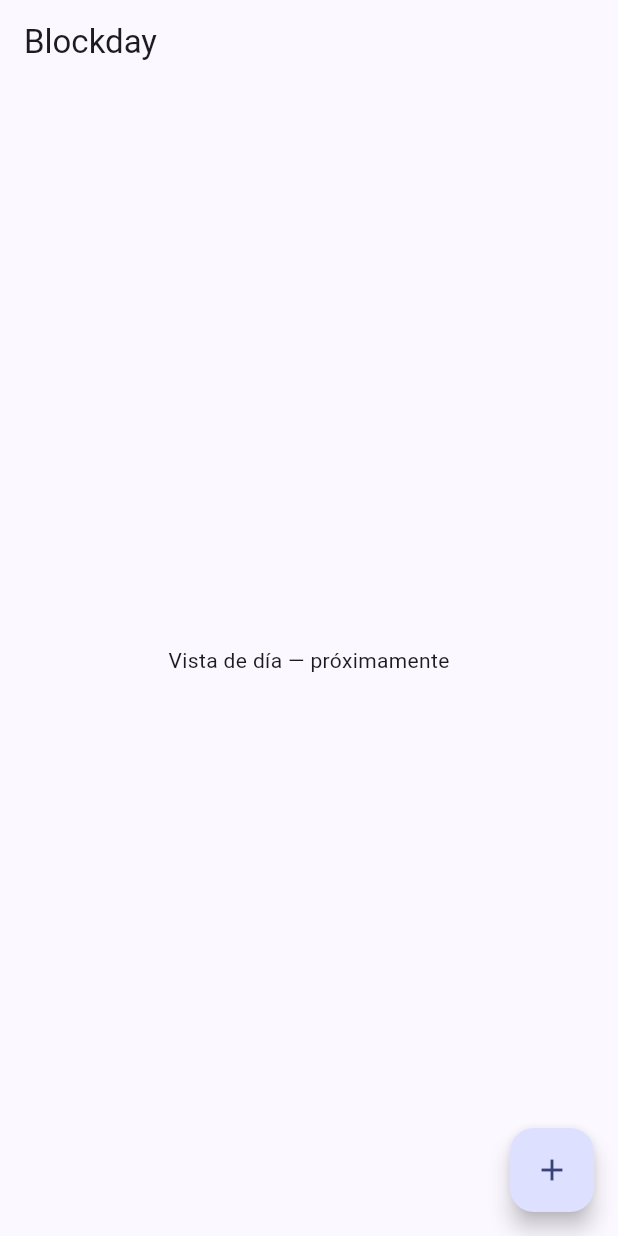
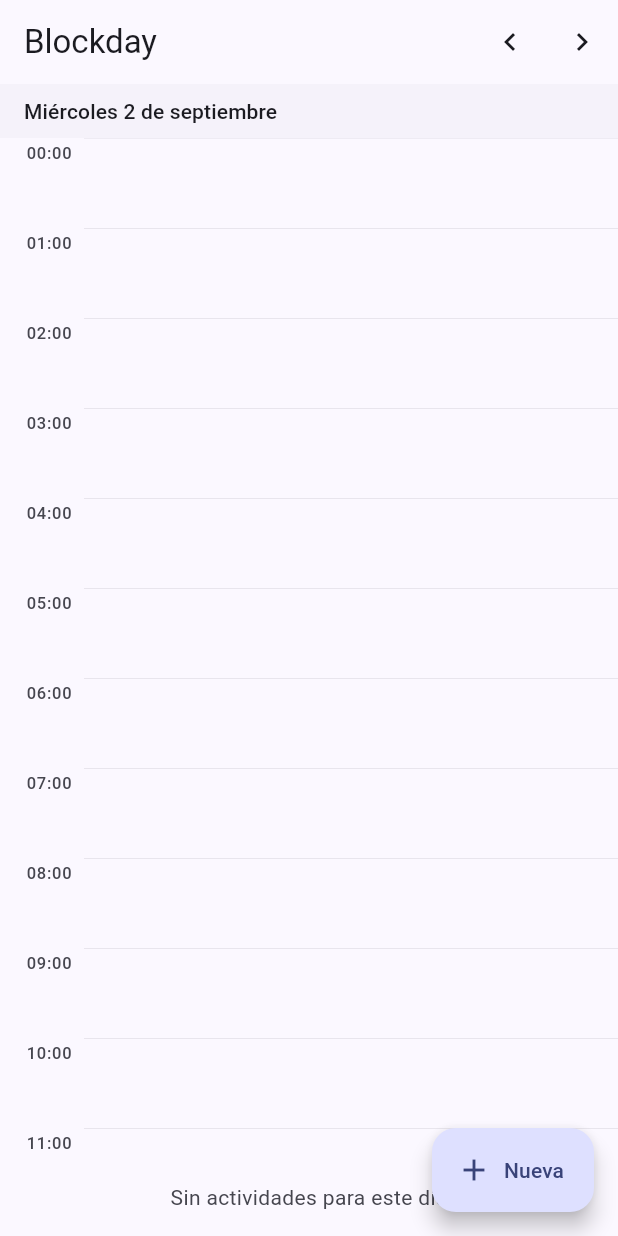
Before and after one commit to afperdomo2/blockday, a Flutter app: the screen it shows after launch, on a phone screen of 412 x 824 dp. Run offline on Flutter 3.47's test engine with Material 3 defaults, Android fonts, the phone set to English and light mode, and no system bars; our stand-ins replace drift, flutter_riverpod, go_router; accounts and stored records are empty; generated files the repository leaves out were written again.

Commit message:
feat: add day view with time-grid and calendar state

```diff
--- /dev/null
+++ b/lib/core/utils/date_format.dart
@@ -0,0 +1,16 @@
+import 'package:intl/intl.dart';
+
+String formatDayHeader(DateTime date) {
+  final fmt = DateFormat("EEEE d 'de' MMMM", 'es');
+  final text = fmt.format(date);
+  return text[0].toUpperCase() + text.substring(1);
+}
+
+String formatHourRange(DateTime start, DateTime end) {
+  final f = DateFormat('HH:mm', 'es');
+  return '${f.format(start)} – ${f.format(end)}';
+}
+
+String formatHour(DateTime date) {
+  return DateFormat('HH:mm', 'es').format(date);
+}
--- /dev/null
+++ b/lib/features/activities/providers/activities_stream_provider.dart
@@ -0,0 +1,50 @@
+import 'package:flutter_riverpod/flutter_riverpod.dart';
+
+import '../domain/activity.dart';
+import '../domain/occurrence.dart';
+import '../domain/recurrence_engine.dart';
+import 'activities_providers.dart';
+
+final activitiesStreamProvider = StreamProvider<List<Activity>>((ref) {
+  return ref.watch(activitiesRepositoryProvider).watchAll();
+});
+
+final dayOccurrencesProvider = Provider.family<List<Occurrence>, DateTime>((
+  ref,
+  date,
+) {
+  final asyncActivities = ref.watch(activitiesStreamProvider);
+  final activities = asyncActivities.asData?.value;
+  if (activities == null) return const [];
+  final normalized = DateTime(date.year, date.month, date.day);
+  return expandAll(activities, normalized, normalized);
+});
+
+final rangeOccurrencesProvider =
+    Provider.family<List<Occurrence>, ({DateTime start, DateTime end})>((
+      ref,
+      range,
+    ) {
+      final asyncActivities = ref.watch(activitiesStreamProvider);
+      final activities = asyncActivities.asData?.value;
+      if (activities == null) return const [];
+      return expandAll(activities, range.start, range.end);
+    });
+
+final weekOccurrencesProvider = Provider.family<List<Occurrence>, DateTime>((
+  ref,
+  date,
+) {
+  final normalized = DateTime(date.year, date.month, date.day);
+  final weekday = normalized.weekday;
+  final monday = DateTime(
+    normalized.year,
+    normalized.month,
+    normalized.day - (weekday - 1),
+  );
+  final sunday = DateTime(monday.year, monday.month, monday.day + 6);
+  final asyncActivities = ref.watch(activitiesStreamProvider);
+  final activities = asyncActivities.asData?.value;
+  if (activities == null) return const [];
+  return expandAll(activities, monday, sunday);
+});
--- a/lib/features/calendar/presentation/screens/calendar_screen.dart
+++ b/lib/features/calendar/presentation/screens/calendar_screen.dart
@@ -1,18 +1,123 @@
 import 'package:flutter/material.dart';
+import 'package:flutter_riverpod/flutter_riverpod.dart';
+import 'package:go_router/go_router.dart';
 
-class CalendarScreen extends StatelessWidget {
+import '../../../../core/utils/date_format.dart';
+import '../../../activities/providers/activities_stream_provider.dart';
+import '../../providers/calendar_state.dart';
+import '../widgets/time_grid.dart';
+
+class CalendarScreen extends ConsumerWidget {
   const CalendarScreen({super.key});
 
   @override
-  Widget build(BuildContext context) {
+  Widget build(BuildContext context, WidgetRef ref) {
+    final calendarState = ref.watch(calendarStateProvider);
+    final selectedDate = calendarState.selectedDate;
+    final occurrences = ref.watch(dayOccurrencesProvider(selectedDate));
+    final activitiesAsync = ref.watch(activitiesStreamProvider);
+    final isToday = _isSameDay(selectedDate, DateTime.now());
+
     return Scaffold(
-      appBar: AppBar(title: const Text('Blockday')),
-      body: const Center(child: Text('Vista de día — próximamente')),
-      floatingActionButton: FloatingActionButton(
-        onPressed: () {},
-        tooltip: 'Nueva actividad',
-        child: const Icon(Icons.add),
+      appBar: AppBar(
+        title: const Text('Blockday'),
+        centerTitle: false,
+        actions: [
+          if (!isToday)
+            TextButton(
+              onPressed: () => ref.read(calendarStateProvider.notifier).today(),
+              child: const Text('Hoy'),
+            ),
+          IconButton(
+            icon: const Icon(Icons.chevron_left),
+            tooltip: 'Día anterior',
+            onPressed: () =>
+                ref.read(calendarStateProvider.notifier).previousDay(),
+          ),
+          IconButton(
+            icon: const Icon(Icons.chevron_right),
+            tooltip: 'Día siguiente',
+            onPressed: () => ref.read(calendarStateProvider.notifier).nextDay(),
+          ),
+        ],
+      ),
+      body: activitiesAsync.when(
+        loading: () => const Center(child: CircularProgressIndicator()),
+        error: (e, _) => Center(child: Text('Error: $e')),
+        data: (_) {
+          if (occurrences.isEmpty) {
+            return Column(
+              children: [
+                _DateChip(date: selectedDate),
+                Expanded(
+                  child: TimeGrid(
+                    date: selectedDate,
+                    occurrences: const [],
+                    onEmptyTap: (h, m) => context.go(
+                      '/activity/new?date=${selectedDate.toIso8601String()}&hour=$h',
+                    ),
+                    onBlockTap: (occ) =>
+                        context.go('/activity/${occ.activityId}'),
+                  ),
+                ),
+                Padding(
+                  padding: const EdgeInsets.all(16),
+                  child: Text(
+                    'Sin actividades para este día',
+                    style: Theme.of(context).textTheme.bodyMedium?.copyWith(
+                      color: Theme.of(context).colorScheme.onSurfaceVariant,
+                    ),
+                  ),
+                ),
+              ],
+            );
+          }
+          return Column(
+            children: [
+              _DateChip(date: selectedDate),
+              Expanded(
+                child: TimeGrid(
+                  date: selectedDate,
+                  occurrences: occurrences,
+                  onEmptyTap: (h, m) => context.go(
+                    '/activity/new?date=${selectedDate.toIso8601String()}&hour=$h',
+                  ),
+                  onBlockTap: (occ) =>
+                      context.go('/activity/${occ.activityId}'),
+                ),
+              ),
+            ],
+          );
+        },
+      ),
+      floatingActionButton: FloatingActionButton.extended(
+        onPressed: () =>
+            context.go('/activity/new?date=${selectedDate.toIso8601String()}'),
+        icon: const Icon(Icons.add),
+        label: const Text('Nueva'),
       ),
     );
   }
 }
+
+class _DateChip extends StatelessWidget {
+  const _DateChip({required this.date});
+
+  final DateTime date;
+
+  @override
+  Widget build(BuildContext context) {
+    return Container(
+      width: double.infinity,
+      color: Theme.of(context).colorScheme.surfaceContainerLow,
+      padding: const EdgeInsets.symmetric(horizontal: 16, vertical: 8),
+      child: Text(
+        formatDayHeader(date),
+        style: Theme.of(context).textTheme.titleSmall,
+      ),
+    );
+  }
+}
+
+bool _isSameDay(DateTime a, DateTime b) =>
+    a.year == b.year && a.month == b.month && a.day == b.day;
--- /dev/null
+++ b/lib/features/calendar/presentation/widgets/time_grid.dart
@@ -0,0 +1,112 @@
+import 'package:flutter/material.dart';
+
+import '../../../activities/domain/occurrence.dart';
+import 'activity_block.dart';
+
+class TimeGrid extends StatelessWidget {
+  const TimeGrid({
+    super.key,
+    required this.date,
+    required this.occurrences,
+    required this.onEmptyTap,
+    required this.onBlockTap,
+  });
+
+  final DateTime date;
+  final List<Occurrence> occurrences;
+  final void Function(int hour, int minute) onEmptyTap;
+  final void Function(Occurrence occurrence) onBlockTap;
+
+  static const double hourHeight = 60;
+  static const double gutterWidth = 56;
+  static const double totalHeight = 24 * hourHeight;
+
+  @override
+  Widget build(BuildContext context) {
+    final colorScheme = Theme.of(context).colorScheme;
+    return SingleChildScrollView(
+      child: SizedBox(
+        height: totalHeight,
+        child: Row(
+          crossAxisAlignment: CrossAxisAlignment.start,
+          children: [
+            SizedBox(
+              width: gutterWidth,
+              child: Column(
+                children: List.generate(24, (hour) {
+                  return SizedBox(
+                    height: hourHeight,
+                    child: Align(
+                      alignment: Alignment.topRight,
+                      child: Padding(
+                        padding: const EdgeInsets.only(right: 8, top: 2),
+                        child: Text(
+                          '${hour.toString().padLeft(2, '0')}:00',
+                          style: Theme.of(context).textTheme.labelSmall
+                              ?.copyWith(color: colorScheme.onSurfaceVariant),
+                        ),
+                      ),
+                    ),
+                  );
+                }),
+              ),
+            ),
+            Expanded(
+              child: GestureDetector(
+                behavior: HitTestBehavior.opaque,
+                onTapUp: (details) {
+                  final localY = details.localPosition.dy;
+                  final totalMinutes = (localY / hourHeight * 60)
+                      .clamp(0, 1439)
+                      .toInt();
+                  final hour = totalMinutes ~/ 60;
+                  final minute = totalMinutes % 60;
+                  onEmptyTap(hour, minute);
+                },
+                child: Stack(
+                  children: [
+                    Column(
+                      children: List.generate(24, (hour) {
+                        return Container(
+                          height: hourHeight,
+                          decoration: BoxDecoration(
+                            border: Border(
+                              top: BorderSide(
+                                color: colorScheme.outlineVariant.withValues(
+                                  alpha: 0.5,
+                                ),
+                                width: hour == 0 ? 0 : 0.5,
+                              ),
+                            ),
+                          ),
+                        );
+                      }),
+                    ),
+                    ...occurrences.map((occ) {
+                      final startMinutes =
+                          occ.start.hour * 60 + occ.start.minute;
+                      final endMinutes = occ.end.hour * 60 + occ.end.minute;
+                      final top = startMinutes / 60 * hourHeight;
+                      final height =
+                          (endMinutes - startMinutes) / 60 * hourHeight;
+                      return Positioned(
+                        top: top + 1,
+                        left: 4,
+                        right: 8,
+                        height: height.clamp(22, totalHeight),
+                        child: ActivityBlock(
+                          occurrence: occ,
+                          onTap: () => onBlockTap(occ),
+                        ),
+                      );
+                    }),
+                  ],
+                ),
+              ),
+            ),
+          ],
+        ),
+      ),
+    );
+  }
+}
--- a/lib/main.dart
+++ b/lib/main.dart
@@ -1,8 +1,11 @@
 import 'package:flutter/widgets.dart';
 import 'package:flutter_riverpod/flutter_riverpod.dart';
+import 'package:intl/date_symbol_data_local.dart';
 
 import 'app.dart';
 
-void main() {
+Future<void> main() async {
+  WidgetsFlutterBinding.ensureInitialized();
+  await initializeDateFormatting('es', null);
   runApp(const ProviderScope(child: BlockdayApp()));
 }
```
Also changed, not shown: lib/features/calendar/presentation/widgets/activity_block.dart (added, +60 -0 lines), lib/features/calendar/providers/calendar_state.dart (added, +74 -0 lines), 4 other files.
